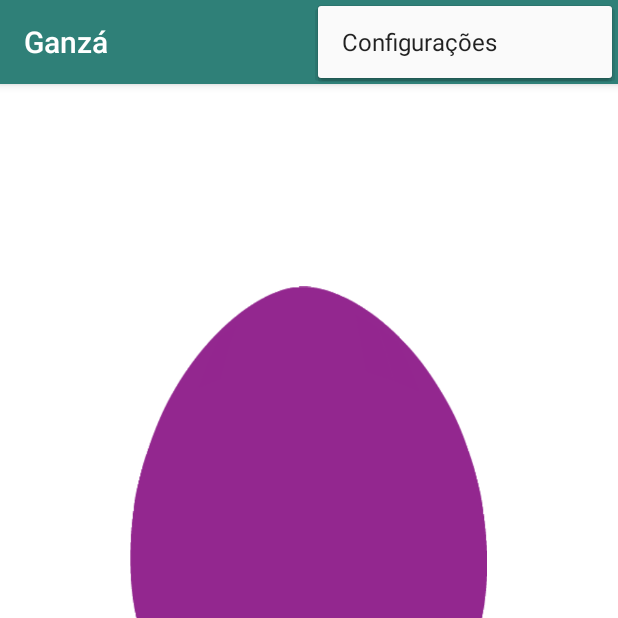
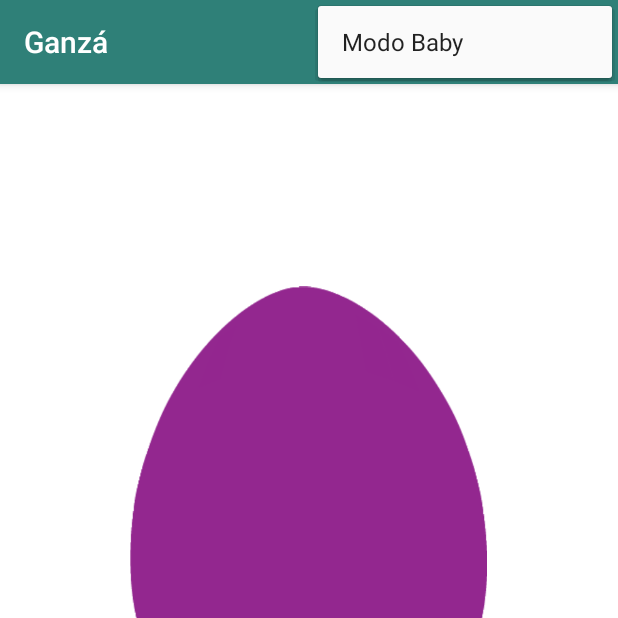
Before and after one commit to firstsolution/br.com.CafeComPixel.AppGanza, an Android app: the screen it shows after launch (GanzaActivity), with the options menu open, on a phone screen of 412 x 824 dp, the top half of it. Run offline under Robolectric (Android 15) with nearby library versions, the light colour scheme and no system bars.

Commit message:
Cria tela modo baby

```diff
--- a/app/src/main/res/layout/activity_ganza.xml
+++ b/app/src/main/res/layout/activity_ganza.xml
@@ -16,6 +16,12 @@
     </android.support.design.widget.AppBarLayout>
 
     <include layout="@layout/content_ganza" />
+    <FrameLayout
+        android:id="@+id/fragment"
+        android:layout_width="match_parent"
+        android:layout_height="match_parent">
+
+    </FrameLayout>
 
 
 
--- a/app/src/main/res/layout/fragment_ganza.xml
+++ b/app/src/main/res/layout/fragment_ganza.xml
@@ -1,4 +1,4 @@
-<RelativeLayout xmlns:android="http://schemas.android.com/apk/res/android"
+<FrameLayout xmlns:android="http://schemas.android.com/apk/res/android"
     xmlns:tools="http://schemas.android.com/tools" android:layout_width="match_parent"
     android:layout_height="match_parent" android:paddingLeft="@dimen/activity_horizontal_margin"
     android:paddingRight="@dimen/activity_horizontal_margin"
@@ -43,4 +43,4 @@
 
     </LinearLayout>
 
-</RelativeLayout>
+</FrameLayout>
--- a/app/src/main/res/layout/fragment_ganza_baby.xml
+++ b/app/src/main/res/layout/fragment_ganza_baby.xml
@@ -1,7 +1,8 @@
-<RelativeLayout xmlns:android="http://schemas.android.com/apk/res/android"
+<FrameLayout xmlns:android="http://schemas.android.com/apk/res/android"
     xmlns:tools="http://schemas.android.com/tools" android:layout_width="match_parent"
     android:layout_height="match_parent" android:paddingLeft="@dimen/activity_horizontal_margin"
     android:paddingRight="@dimen/activity_horizontal_margin"
+    android:id="@+id/baby"
     android:paddingTop="@dimen/activity_vertical_margin"
     android:paddingBottom="@dimen/activity_vertical_margin"
     android:background="@drawable/prop02">
@@ -42,4 +43,4 @@
 
     </LinearLayout>
 
-</RelativeLayout>
+</FrameLayout>
--- a/app/src/main/res/menu/menu_ganza.xml
+++ b/app/src/main/res/menu/menu_ganza.xml
@@ -1,6 +1,10 @@
 <menu xmlns:android="http://schemas.android.com/apk/res/android"
     xmlns:app="http://schemas.android.com/apk/res-auto"
     xmlns:tools="http://schemas.android.com/tools" tools:context=".GanzaActivity">
-    <item android:id="@+id/action_settings" android:title="@string/action_settings"
-        android:orderInCategory="0" app:showAsAction="never" />
+    <item
+        android:id="@+id/action_modo_baby"
+        android:title="@string/modo_baby"
+        android:orderInCategory="0"
+        android:actionLayout="@layout/fragment_ganza_baby"
+        app:showAsAction="never" />
 </menu>
--- a/app/src/main/res/values/strings.xml
+++ b/app/src/main/res/values/strings.xml
@@ -3,4 +3,5 @@
     <string name="action_settings">Configurações</string>
     <string name="frase">Chacoalhe o aparelho para \nfazer o som do Ovinho Ganzá </string>
     <string name="frase_baby">Toque no ovinho \n pra fazer o som!</string>
+    <string name="modo_baby">Modo Baby</string>
 </resources>
```
Also changed, not shown: app/src/main/java/br/com/cafecompixel/appganza/BabyGanzaFragment.java (+5 -2 lines), app/src/main/java/br/com/cafecompixel/appganza/GanzaActivity.java (+34 -3 lines).
